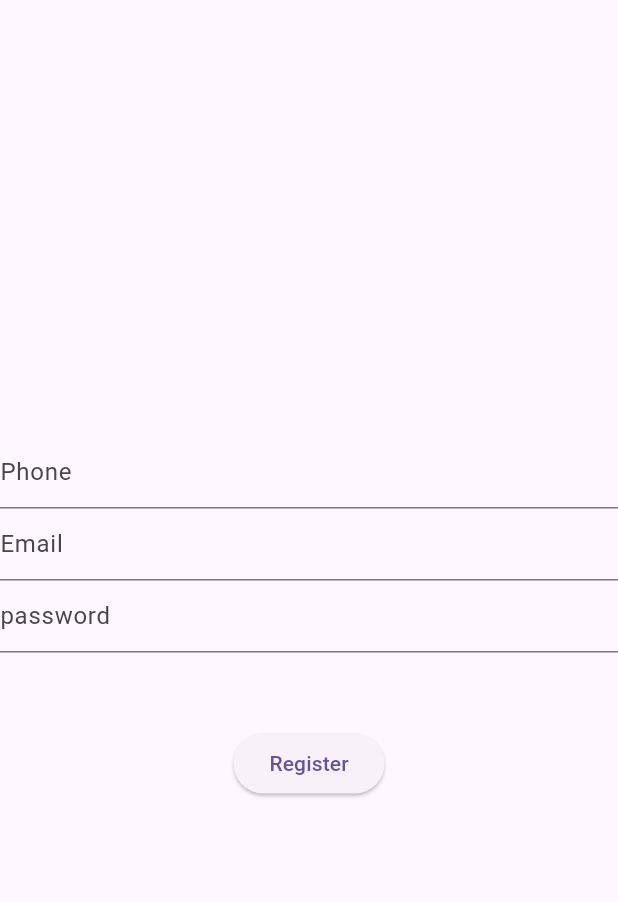
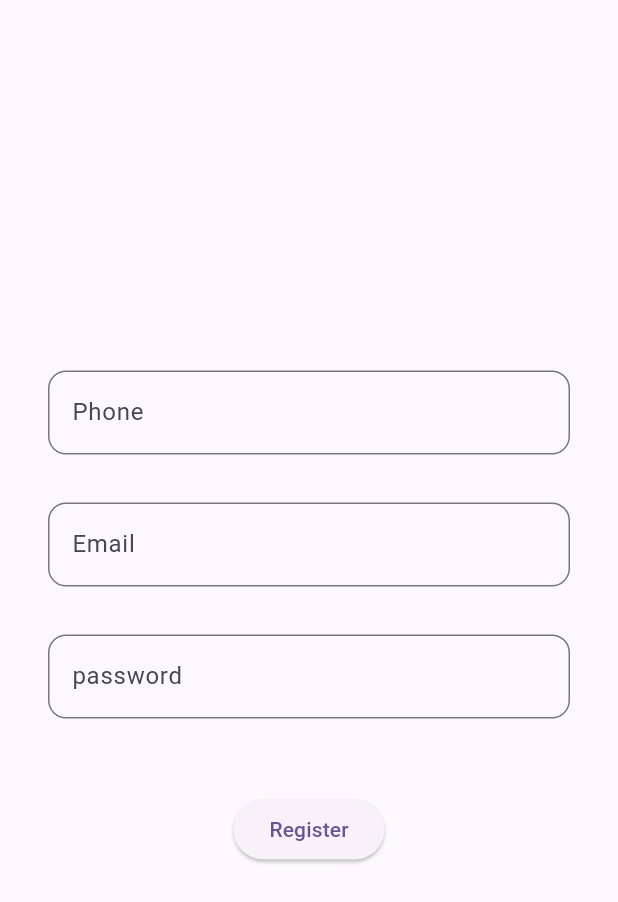
Before and after one commit to Asadbekdev24/homehavensignup, a Flutter app: the RegisterScreen screen opened directly, on a phone screen of 412 x 824 dp. Shown: the top 902 px of the screen. Run offline on Flutter 3.47's test engine with Material 3 defaults, Android fonts, the phone set to English and light mode, and no system bars; our stand-ins replace carousel_slider, dartz, dio, get_it, shared_preferences; accounts and stored records are empty.

Commit message:
asadbek update qildi bazi qismlarini

```diff
--- a/lib/features/auth/presentation/screens/register_screen.dart
+++ b/lib/features/auth/presentation/screens/register_screen.dart
@@ -26,24 +26,56 @@ class _RegisterScreenState extends State<RegisterScreen> {
   Widget build(BuildContext context) {
     return Scaffold(body: Consumer<AuthProvider>(
       builder: (context, authProvider, child) {
-        return Column(
+        return Padding(
+          padding: const EdgeInsets.all(32.0),
+          child: Column(
             mainAxisAlignment: MainAxisAlignment.center,
             children: [
               TextField(
                 controller: phoneController,
                 decoration: InputDecoration(
+                  focusedBorder: OutlineInputBorder(
+                    borderRadius: BorderRadius.circular(12),
+                    borderSide: BorderSide(color: Colors.grey),
+                  ),
+                  border: OutlineInputBorder(
+                    borderRadius: BorderRadius.circular(12),
+                    borderSide: BorderSide(color: Colors.grey),
+                  ),
                   hintText: "Phone",
                 ),
+              ),
+              SizedBox(
+                height: 32,
               ),
               TextField(
                 controller: emailController,
                 decoration: InputDecoration(
+                  focusedBorder: OutlineInputBorder(
+                    borderRadius: BorderRadius.circular(12),
+                    borderSide: BorderSide(color: Colors.grey),
+                  ),
+                  border: OutlineInputBorder(
+                    borderRadius: BorderRadius.circular(12),
+                    borderSide: BorderSide(color: Colors.grey),
+                  ),
                   hintText: "Email",
                 ),
+              ),
+              SizedBox(
+                height: 32,
               ),
               TextField(
                 controller: passwordController,
                 decoration: InputDecoration(
+                  focusedBorder: OutlineInputBorder(
+                    borderRadius: BorderRadius.circular(12),
+                    borderSide: BorderSide(color: Colors.grey),
+                  ),
+                  border: OutlineInputBorder(
+                    borderRadius: BorderRadius.circular(12),
+                    borderSide: BorderSide(color: Colors.grey),
+                  ),
                   hintText: "password",
                 ),
               ),
@@ -70,6 +102,7 @@ class _RegisterScreenState extends State<RegisterScreen> {
                       ),
               ),
             ],
+          ),
         );
       },
     ));
```
Lines whose indentation alone changed are shown as unchanged.
